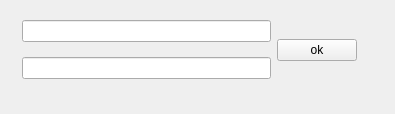
Old version of the form mainwindow.ui in the repository PhilippUryas/Vega-GeneratorRLI.
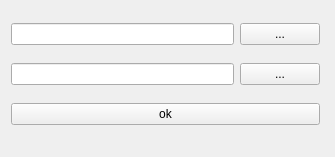
New version of the form.

What changed in the file:
```diff
--- a/mainwindow.ui
+++ b/mainwindow.ui
@@ -6,32 +6,50 @@
    <rect>
     <x>0</x>
     <y>0</y>
-    <width>395</width>
-    <height>114</height>
+    <width>335</width>
+    <height>157</height>
    </rect>
   </property>
   <property name="windowTitle">
    <string>MainWindow</string>
   </property>
   <widget class="QWidget" name="centralWidget">
-   <widget class="QWidget" name="layoutWidget">
+   <widget class="QWidget" name="">
     <property name="geometry">
      <rect>
-      <x>11</x>
+      <x>0</x>
       <y>0</y>
-      <width>357</width>
-      <height>100</height>
+      <width>331</width>
+      <height>151</height>
      </rect>
     </property>
-    <layout class="QHBoxLayout" name="horizontalLayout">
+    <layout class="QVBoxLayout" name="verticalLayout">
      <item>
-      <layout class="QVBoxLayout" name="verticalLayout">
+      <layout class="QHBoxLayout" name="horizontalLayout">
        <item>
         <widget class="QLineEdit" name="pathLineEdit"/>
        </item>
        <item>
+        <widget class="QPushButton" name="getPathToPathLineEdit">
+         <property name="text">
+          <string>...</string>
+         </property>
+        </widget>
+       </item>
+      </layout>
+     </item>
+     <item>
+      <layout class="QHBoxLayout" name="horizontalLayout_2">
+       <item>
         <widget class="QLineEdit" name="saveLineEdit"/>
        </item>
+       <item>
+        <widget class="QPushButton" name="getPathToSaveLineEdit">
+         <property name="text">
+          <string>...</string>
+         </property>
+        </widget>
+       </item>
       </layout>
      </item>
      <item>
```
